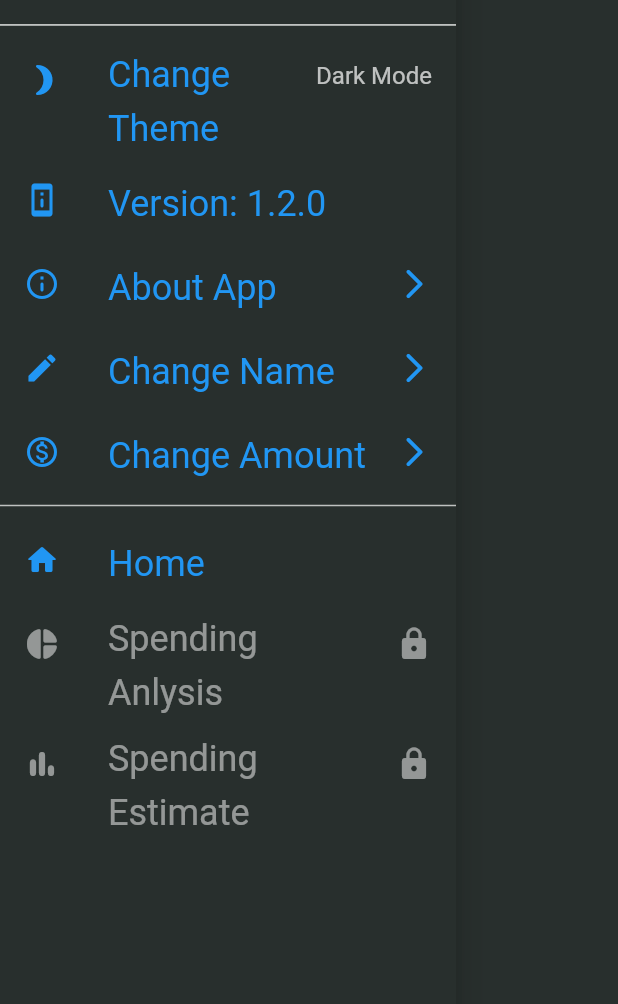
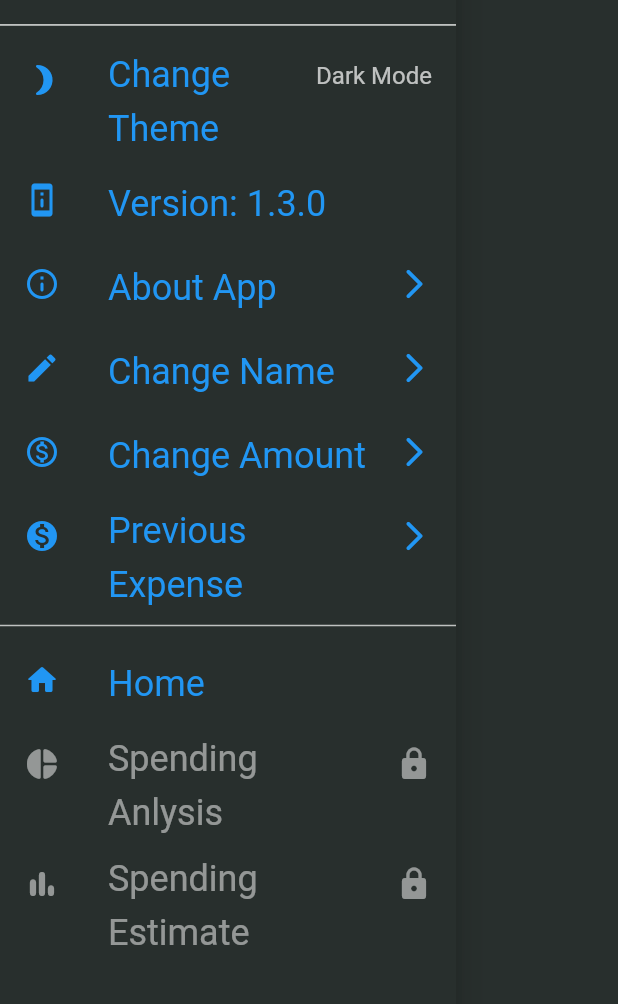
Before and after one commit to Sam21-39/Spend-Analytics, a Flutter app: the NavigationDrawer widget shown alone on an empty page, opened directly, on a phone screen of 412 x 824 dp, the part 216-1220 px from its top. Run offline on Flutter 3.47's test engine with Material 2 defaults, Android fonts, the phone set to English and light mode, and no system bars; our stand-ins replace fl_chart, flutter_screenutil, flutter_svg, package_info, shared_preferences, sqflite and 1 more; accounts and stored records are empty.

Commit message:
new Update(1.3)

```diff
--- a/spend_analytics/lib/Utils/display_utils.dart
+++ b/spend_analytics/lib/Utils/display_utils.dart
@@ -8,6 +8,7 @@ const choiceType = [
   "Entertainment",
   "Food",
   "Rent",
+  "Medicine",
   "Bills",
   "Education",
   "Loan",
@@ -21,6 +22,7 @@ const choiceTypeAvatar = [
   "assets/images/entertainment.svg",
   "assets/images/food.svg",
   "assets/images/rent.svg",
+  "assets/images/medicine.svg",
   "assets/images/bills.svg",
   "assets/images/education.svg",
   "assets/images/loan.svg",
--- a/spend_analytics/lib/Widgets/navigation_drawer.dart
+++ b/spend_analytics/lib/Widgets/navigation_drawer.dart
@@ -2,9 +2,11 @@ import 'package:flutter/material.dart';
 import 'package:flutter_svg/flutter_svg.dart';
 import 'package:package_info/package_info.dart';
 import 'package:shared_preferences/shared_preferences.dart';
+import 'package:spend_analytics/Model/spending_model.dart';
 import 'package:spend_analytics/Screens/DrawerMenu/about.dart';
 import 'package:spend_analytics/Screens/Onboarding/amount.dart';
 import 'package:spend_analytics/Screens/Onboarding/name.dart';
+import 'package:spend_analytics/Services/db_helper.dart';
 import 'package:spend_analytics/Utils/display_utils.dart';
 import 'package:spend_analytics/Utils/sp_constants.dart';
 import 'package:spend_analytics/main.dart';
@@ -30,6 +32,10 @@ class _NavigationDrawerState extends State<NavigationDrawer> {
   bool isDarkTheme = true;
 
   String versionInfo = "";
+
+  double expense = 0.0;
+  List<SpendingModel> spm = [];
+  DbHelper _dbHelper = DbHelper.dbInstance;
   @override
   void initState() {
     super.initState();
@@ -40,6 +46,7 @@ class _NavigationDrawerState extends State<NavigationDrawer> {
         });
     });
     version();
+    getDbValues();
   }
 
   @override
@@ -164,6 +171,39 @@ class _NavigationDrawerState extends State<NavigationDrawer> {
               Icons.arrow_forward_ios_rounded,
             ),
           ),
+          ListTile(
+            onTap: () {
+              showDialog(
+                context: context,
+                builder: (context) => Dialog(
+                  child: Container(
+                    alignment: Alignment.center,
+                    height: setScreenUtill(200.0),
+                    width: setScreenUtill(200.0),
+                    child: Text(
+                      "Total Expanse on previous Month:\n ${expense.floor()}",
+                      style: Theme.of(context).textTheme.bodyText1.copyWith(
+                            fontSize: setScreenUtill(24.0),
+                          ),
+                      textAlign: TextAlign.center,
+                    ),
+                  ),
+                ),
+              ).then(
+                (value) => Navigator.pop(context),
+              );
+            },
+            selected: true,
+            leading: Icon(
+              Icons.monetization_on,
+            ),
+            title: Text(
+              "Previous Expense",
+            ),
+            trailing: Icon(
+              Icons.arrow_forward_ios_rounded,
+            ),
+          ),
           Divider(
             thickness: 1.0,
             color: Theme.of(context).dividerColor,
@@ -178,7 +218,7 @@ class _NavigationDrawerState extends State<NavigationDrawer> {
             ),
             title: Text("Home"),
             onTap: () {
-              widget.tabChangeCallback(false,false);
+              widget.tabChangeCallback(false, false);
               Navigator.pop(context);
             },
           ),
@@ -254,4 +294,24 @@ class _NavigationDrawerState extends State<NavigationDrawer> {
     versionInfo = packageInfo.version;
     setState(() {});
   }
+
+  void getDbValues() async {
+    spm.clear();
+
+    var data = await _dbHelper.querySelected(
+      (DateTime.now().month - 1).toString(),
+    );
+
+    if (data.isNotEmpty) {
+      data.forEach(
+        (e) => spm.add(
+          SpendingModel.fromJson(e),
+        ),
+      );
+    }
+    spm.forEach((element) {
+      expense += element.amount.toDouble();
+    });
+    setState(() {});
+  }
 }
--- a/spend_analytics/pubspec.yaml
+++ b/spend_analytics/pubspec.yaml
@@ -1,7 +1,7 @@
 name: spend_analytics
 description: A new Flutter project.
 publish_to: 'none'
-version: 1.2.0+4
+version: 1.3.0+1
 
 environment:
   sdk: ">=2.7.0 <3.0.0"
```
Also changed, not shown: spend_analytics/lib/Screens/Charts/estimate.dart (+15 -3 lines), spend_analytics/assets/images/medicine.svg (added).
